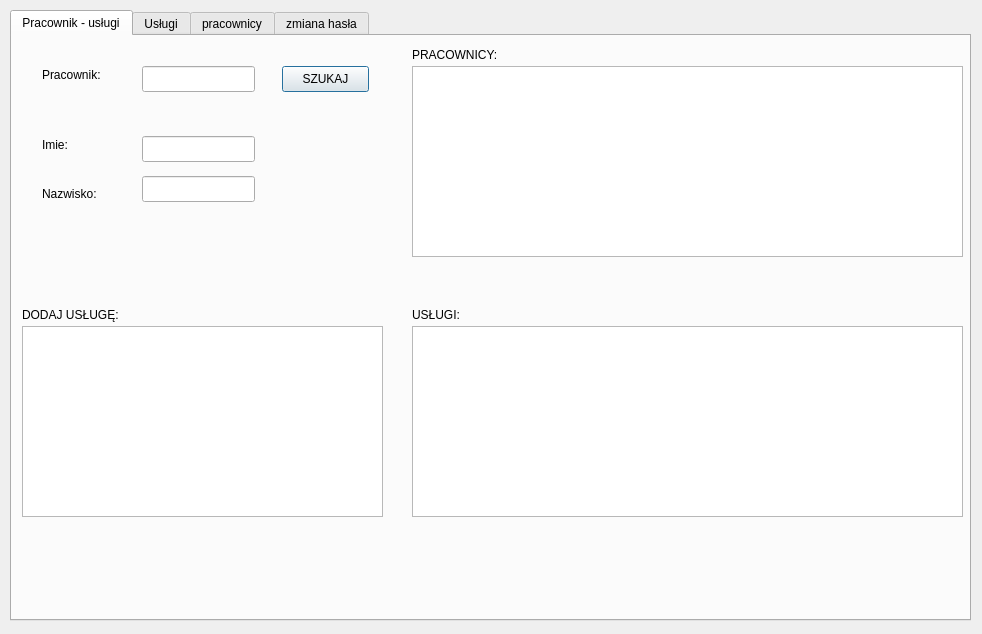
This is program.ui in eKrzaczkowska/BazyDanych as Qt 5 draws it before an edit. The edited form follows.
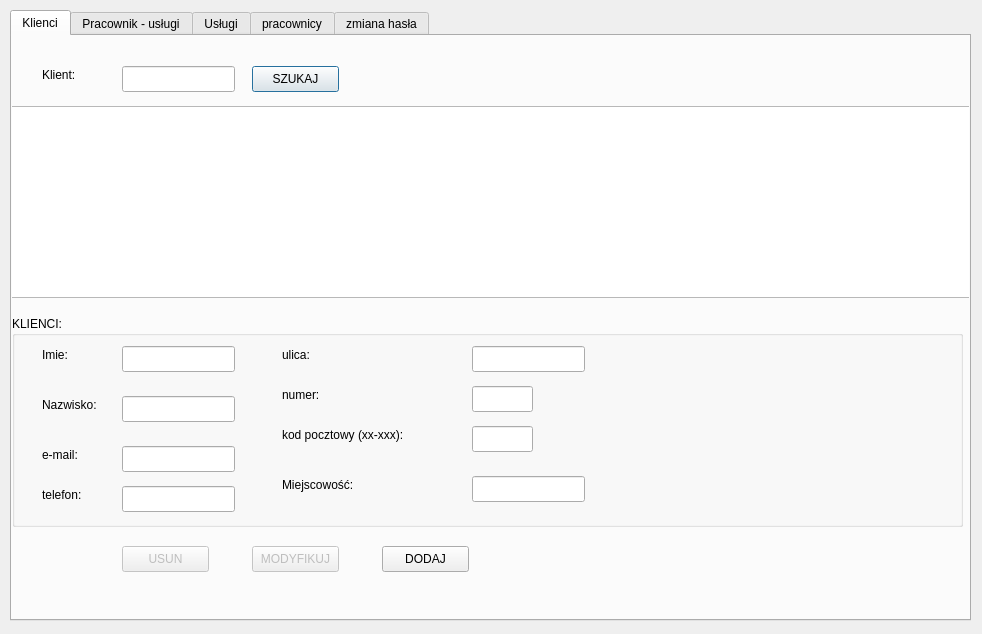
This is the edited form. Icons and pictures are not drawn.

Commit message: add client to sql database and add/modifi/delate from sql with program

```diff
--- a/program.ui
+++ b/program.ui
@@ -31,6 +31,308 @@
    <property name="currentIndex">
     <number>0</number>
    </property>
+   <widget class="QWidget" name="tab_3">
+    <attribute name="title">
+     <string>Klienci</string>
+    </attribute>
+    <widget class="QPushButton" name="btnKSzukaj">
+     <property name="geometry">
+      <rect>
+       <x>240</x>
+       <y>30</y>
+       <width>87</width>
+       <height>26</height>
+      </rect>
+     </property>
+     <property name="text">
+      <string>SZUKAJ</string>
+     </property>
+    </widget>
+    <widget class="QLineEdit" name="txtKszukaj">
+     <property name="geometry">
+      <rect>
+       <x>110</x>
+       <y>30</y>
+       <width>113</width>
+       <height>26</height>
+      </rect>
+     </property>
+    </widget>
+    <widget class="QLabel" name="label_24">
+     <property name="geometry">
+      <rect>
+       <x>30</x>
+       <y>30</y>
+       <width>66</width>
+       <height>18</height>
+      </rect>
+     </property>
+     <property name="text">
+      <string>Klient:</string>
+     </property>
+    </widget>
+    <widget class="QTableView" name="dgKlienci">
+     <property name="geometry">
+      <rect>
+       <x>-10</x>
+       <y>70</y>
+       <width>971</width>
+       <height>192</height>
+      </rect>
+     </property>
+    </widget>
+    <widget class="QGroupBox" name="gbKlienci">
+     <property name="geometry">
+      <rect>
+       <x>0</x>
+       <y>280</y>
+       <width>951</width>
+       <height>211</height>
+      </rect>
+     </property>
+     <property name="title">
+      <string>KLIENCI:</string>
+     </property>
+     <widget class="QLineEdit" name="txtKImie">
+      <property name="geometry">
+       <rect>
+        <x>110</x>
+        <y>30</y>
+        <width>113</width>
+        <height>26</height>
+       </rect>
+      </property>
+     </widget>
+     <widget class="QLabel" name="label_25">
+      <property name="geometry">
+       <rect>
+        <x>30</x>
+        <y>30</y>
+        <width>66</width>
+        <height>18</height>
+       </rect>
+      </property>
+      <property name="text">
+       <string>Imie:</string>
+      </property>
+     </widget>
+     <widget class="QLineEdit" name="txtKNazwisko">
+      <property name="geometry">
+       <rect>
+        <x>110</x>
+        <y>80</y>
+        <width>113</width>
+        <height>26</height>
+       </rect>
+      </property>
+     </widget>
+     <widget class="QLabel" name="label_26">
+      <property name="geometry">
+       <rect>
+        <x>30</x>
+        <y>80</y>
+        <width>66</width>
+        <height>18</height>
+       </rect>
+      </property>
+      <property name="text">
+       <string>Nazwisko:</string>
+      </property>
+     </widget>
+     <widget class="QLineEdit" name="txtKemail">
+      <property name="geometry">
+       <rect>
+        <x>110</x>
+        <y>130</y>
+        <width>113</width>
+        <height>26</height>
+       </rect>
+      </property>
+      <property name="inputMethodHints">
+       <set>Qt::ImhEmailCharactersOnly</set>
+      </property>
+     </widget>
+     <widget class="QLabel" name="label_27">
+      <property name="geometry">
+       <rect>
+        <x>30</x>
+        <y>130</y>
+        <width>66</width>
+        <height>18</height>
+       </rect>
+      </property>
+      <property name="text">
+       <string>e-mail:</string>
+      </property>
+     </widget>
+     <widget class="QLineEdit" name="txtKulica">
+      <property name="geometry">
+       <rect>
+        <x>460</x>
+        <y>30</y>
+        <width>113</width>
+        <height>26</height>
+       </rect>
+      </property>
+     </widget>
+     <widget class="QLabel" name="label_28">
+      <property name="geometry">
+       <rect>
+        <x>270</x>
+        <y>30</y>
+        <width>81</width>
+        <height>18</height>
+       </rect>
+      </property>
+      <property name="text">
+       <string>ulica:</string>
+      </property>
+     </widget>
+     <widget class="QLineEdit" name="txtKnumer">
+      <property name="geometry">
+       <rect>
+        <x>460</x>
+        <y>70</y>
+        <width>61</width>
+        <height>26</height>
+       </rect>
+      </property>
+      <property name="inputMethodHints">
+       <set>Qt::ImhPreferNumbers</set>
+      </property>
+     </widget>
+     <widget class="QLabel" name="label_29">
+      <property name="geometry">
+       <rect>
+        <x>270</x>
+        <y>70</y>
+        <width>66</width>
+        <height>18</height>
+       </rect>
+      </property>
+      <property name="text">
+       <string>numer:</string>
+      </property>
+     </widget>
+     <widget class="QLineEdit" name="txtKpoczta">
+      <property name="geometry">
+       <rect>
+        <x>460</x>
+        <y>110</y>
+        <width>61</width>
+        <height>26</height>
+       </rect>
+      </property>
+     </widget>
+     <widget class="QLabel" name="label_30">
+      <property name="geometry">
+       <rect>
+        <x>270</x>
+        <y>110</y>
+        <width>151</width>
+        <height>18</height>
+       </rect>
+      </property>
+      <property name="text">
+       <string>kod pocztowy (xx-xxx):</string>
+      </property>
+     </widget>
+     <widget class="QLineEdit" name="txtKmiejscowosc">
+      <property name="geometry">
+       <rect>
+        <x>460</x>
+        <y>160</y>
+        <width>113</width>
+        <height>26</height>
+       </rect>
+      </property>
+     </widget>
+     <widget class="QLabel" name="label_31">
+      <property name="geometry">
+       <rect>
+        <x>270</x>
+        <y>160</y>
+        <width>101</width>
+        <height>18</height>
+       </rect>
+      </property>
+      <property name="text">
+       <string>Miejscowość:</string>
+      </property>
+     </widget>
+     <widget class="QLabel" name="label_32">
+      <property name="geometry">
+       <rect>
+        <x>30</x>
+        <y>170</y>
+        <width>66</width>
+        <height>18</height>
+       </rect>
+      </property>
+      <property name="text">
+       <string>telefon:</string>
+      </property>
+     </widget>
+     <widget class="QLineEdit" name="txtKtelefon">
+      <property name="geometry">
+       <rect>
+        <x>110</x>
+        <y>170</y>
+        <width>113</width>
+        <height>26</height>
+       </rect>
+      </property>
+      <property name="inputMethodHints">
+       <set>Qt::ImhPreferNumbers</set>
+      </property>
+     </widget>
+    </widget>
+    <widget class="QPushButton" name="btnKDodaj">
+     <property name="geometry">
+      <rect>
+       <x>370</x>
+       <y>510</y>
+       <width>87</width>
+       <height>26</height>
+      </rect>
+     </property>
+     <property name="text">
+      <string>DODAJ</string>
+     </property>
+    </widget>
+    <widget class="QPushButton" name="btnKModyfikuj">
+     <property name="enabled">
+      <bool>false</bool>
+     </property>
+     <property name="geometry">
+      <rect>
+       <x>240</x>
+       <y>510</y>
+       <width>87</width>
+       <height>26</height>
+      </rect>
+     </property>
+     <property name="text">
+      <string>MODYFIKUJ</string>
+     </property>
+    </widget>
+    <widget class="QPushButton" name="btnKUsun">
+     <property name="enabled">
+      <bool>false</bool>
+     </property>
+     <property name="geometry">
+      <rect>
+       <x>110</x>
+       <y>510</y>
+       <width>87</width>
+       <height>26</height>
+      </rect>
+     </property>
+     <property name="text">
+      <string>USUN</string>
+     </property>
+    </widget>
+   </widget>
    <widget class="QWidget" name="tab_2">
     <attribute name="title">
      <string>Pracownik - usługi</string>
```
The commit also changes 3 other files.
